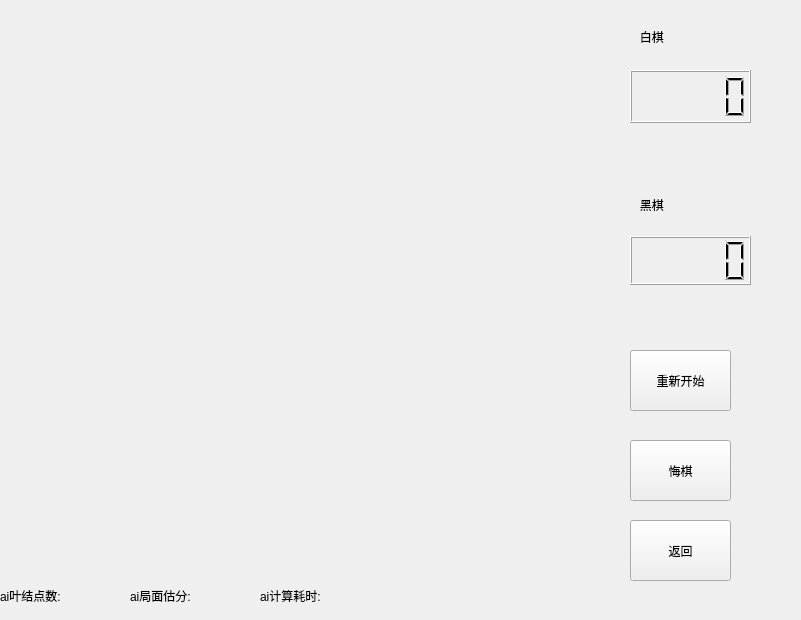
The window that gamewidget.ui (shengxiamo/Gomoku) describes before a commit, drawn with Qt 5.
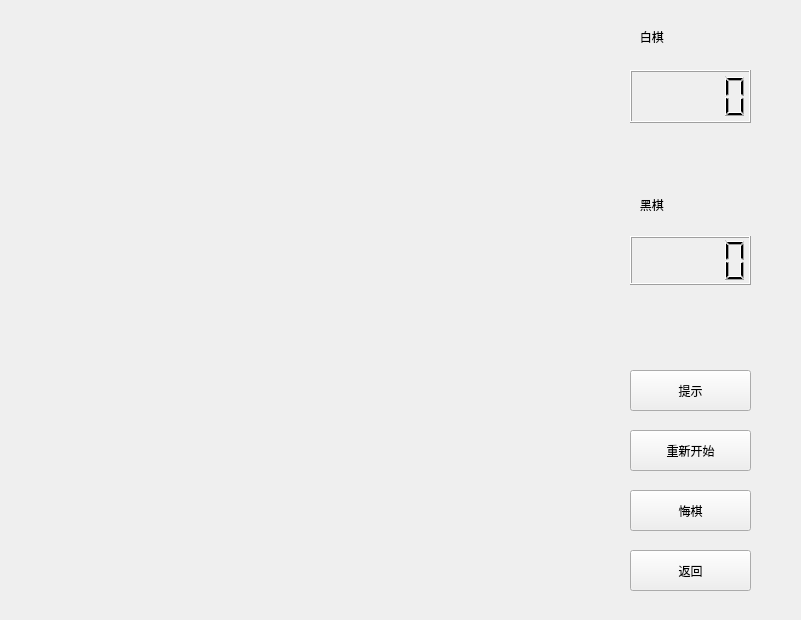
The same window after the commit.

```diff
--- a/gamewidget.ui
+++ b/gamewidget.ui
@@ -46,9 +46,9 @@
    <property name="geometry">
     <rect>
      <x>630</x>
-     <y>350</y>
-     <width>101</width>
-     <height>61</height>
+     <y>430</y>
+     <width>121</width>
+     <height>41</height>
     </rect>
    </property>
    <property name="text">
@@ -59,9 +59,9 @@
    <property name="geometry">
     <rect>
      <x>630</x>
-     <y>440</y>
-     <width>101</width>
-     <height>61</height>
+     <y>490</y>
+     <width>121</width>
+     <height>41</height>
     </rect>
    </property>
    <property name="text">
@@ -72,9 +72,9 @@
    <property name="geometry">
     <rect>
      <x>630</x>
-     <y>520</y>
-     <width>101</width>
-     <height>61</height>
+     <y>550</y>
+     <width>121</width>
+     <height>41</height>
     </rect>
    </property>
    <property name="text">
@@ -110,43 +110,17 @@
     </item>
    </layout>
   </widget>
-  <widget class="QLabel" name="lb_timeuse">
+  <widget class="QPushButton" name="remindButton">
    <property name="geometry">
     <rect>
-     <x>260</x>
-     <y>570</y>
-     <width>221</width>
-     <height>51</height>
+     <x>630</x>
+     <y>370</y>
+     <width>121</width>
+     <height>41</height>
     </rect>
    </property>
    <property name="text">
-    <string>ai计算耗时:</string>
-   </property>
-  </widget>
-  <widget class="QLabel" name="lb_nodeNum">
-   <property name="geometry">
-    <rect>
-     <x>0</x>
-     <y>570</y>
-     <width>171</width>
-     <height>51</height>
-    </rect>
-   </property>
-   <property name="text">
-    <string>ai叶结点数:</string>
-   </property>
-  </widget>
-  <widget class="QLabel" name="lb_eval">
-   <property name="geometry">
-    <rect>
-     <x>130</x>
-     <y>570</y>
-     <width>171</width>
-     <height>51</height>
-    </rect>
-   </property>
-   <property name="text">
-    <string>ai局面估分:</string>
+    <string>提示</string>
    </property>
   </widget>
  </widget>
```
